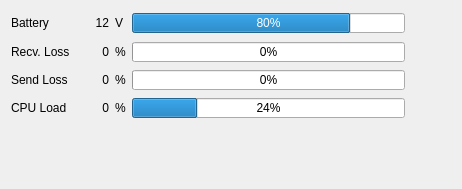
mavlink/qgroundcontrol, file src/ui/UASInfo.ui: the form before one commit.
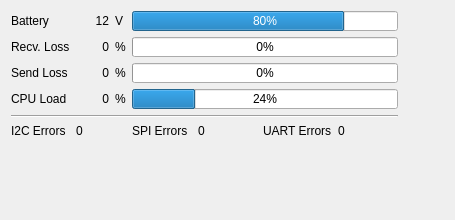
The form after the commit.

Commit message: Added display for comm errors

The edit to the form file:
```diff
--- a/src/ui/UASInfo.ui
+++ b/src/ui/UASInfo.ui
@@ -6,8 +6,8 @@
    <rect>
     <x>0</x>
     <y>0</y>
-    <width>462</width>
-    <height>189</height>
+    <width>455</width>
+    <height>220</height>
    </rect>
   </property>
   <property name="windowTitle">
@@ -66,7 +66,7 @@
      </property>
     </widget>
    </item>
-   <item row="0" column="4">
+   <item row="0" column="4" colspan="4">
     <widget class="QProgressBar" name="batteryBar">
      <property name="sizePolicy">
       <sizepolicy hsizetype="MinimumExpanding" vsizetype="Fixed">
@@ -109,7 +109,7 @@
      </property>
     </widget>
    </item>
-   <item row="0" column="5" rowspan="4">
+   <item row="0" column="8" rowspan="6">
     <spacer name="horizontalSpacer">
      <property name="orientation">
       <enum>Qt::Horizontal</enum>
@@ -171,7 +171,7 @@
      </property>
     </widget>
    </item>
-   <item row="1" column="4">
+   <item row="1" column="4" colspan="4">
     <widget class="QProgressBar" name="receiveLossBar">
      <property name="sizePolicy">
       <sizepolicy hsizetype="MinimumExpanding" vsizetype="Fixed">
@@ -257,7 +257,7 @@
      </property>
     </widget>
    </item>
-   <item row="2" column="4">
+   <item row="2" column="4" colspan="4">
     <widget class="QProgressBar" name="sendLossBar">
      <property name="sizePolicy">
       <sizepolicy hsizetype="MinimumExpanding" vsizetype="Fixed">
@@ -343,7 +343,7 @@
      </property>
     </widget>
    </item>
-   <item row="3" column="4">
+   <item row="3" column="4" colspan="4">
     <widget class="QProgressBar" name="loadBar">
      <property name="sizePolicy">
       <sizepolicy hsizetype="MinimumExpanding" vsizetype="Fixed">
@@ -380,7 +380,56 @@
      </property>
     </widget>
    </item>
-   <item row="4" column="0" colspan="6">
+   <item row="4" column="0" colspan="8">
+    <widget class="Line" name="line">
+     <property name="orientation">
+      <enum>Qt::Horizontal</enum>
+     </property>
+    </widget>
+   </item>
+   <item row="5" column="0">
+    <widget class="QLabel" name="label_4">
+     <property name="text">
+      <string>I2C Errors</string>
+     </property>
+    </widget>
+   </item>
+   <item row="5" column="1" colspan="2">
+    <widget class="QLabel" name="i2cErrorLabel">
+     <property name="text">
+      <string>0</string>
+     </property>
+    </widget>
+   </item>
+   <item row="5" column="4">
+    <widget class="QLabel" name="label_5">
+     <property name="text">
+      <string>SPI Errors</string>
+     </property>
+    </widget>
+   </item>
+   <item row="5" column="5">
+    <widget class="QLabel" name="spiErrorLabel">
+     <property name="text">
+      <string>0</string>
+     </property>
+    </widget>
+   </item>
+   <item row="5" column="6">
+    <widget class="QLabel" name="label_10">
+     <property name="text">
+      <string>UART Errors</string>
+     </property>
+    </widget>
+   </item>
+   <item row="5" column="7">
+    <widget class="QLabel" name="uartErrorLabel">
+     <property name="text">
+      <string>0</string>
+     </property>
+    </widget>
+   </item>
+   <item row="6" column="0" colspan="9">
     <spacer name="verticalSpacer">
      <property name="orientation">
       <enum>Qt::Vertical</enum>
```
The commit also changes 1 other file.
